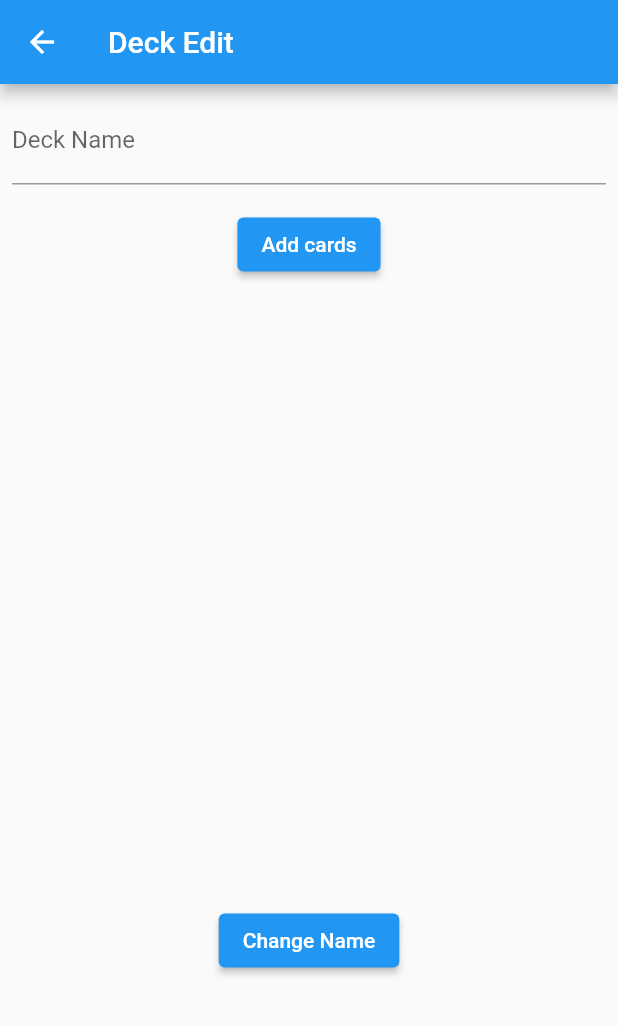
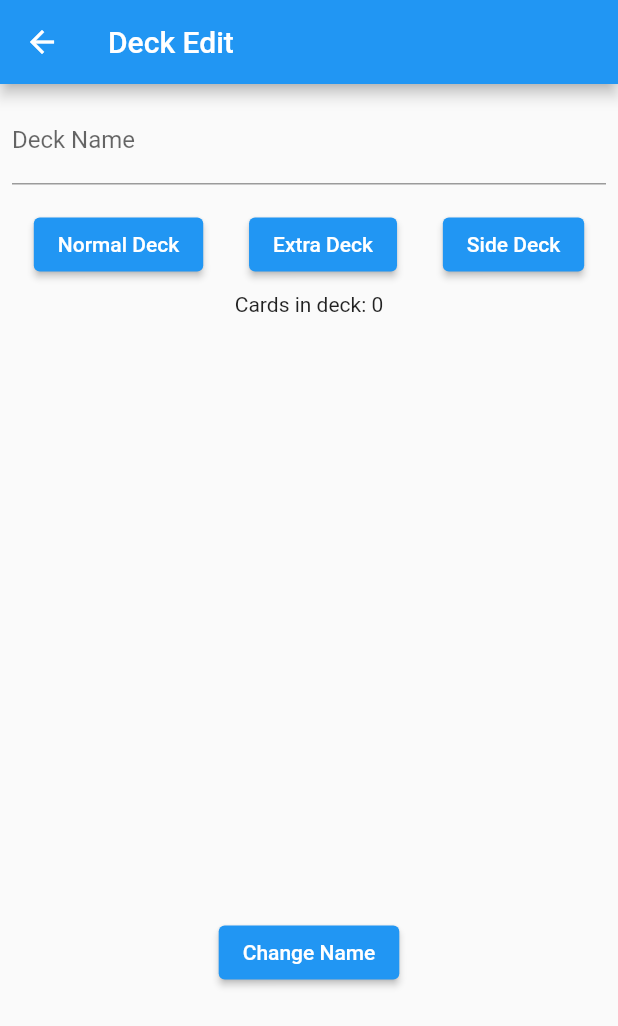
Before and after one commit to Adrianzctpa/yugioh_flutter_app, a Flutter app: the DeckEditScreen screen opened directly with empty values, on a phone screen of 412 x 824 dp. Shown: the top 1026 px of the screen. Run offline on Flutter 3.47's test engine with Material 2 defaults, Android fonts, the light colour scheme and no system bars; our stand-ins replace sqflite; accounts and stored records are empty.

Commit message:
Support for extra and side deck

```diff
--- /dev/null
+++ b/lib/components/cards_preview.dart
@@ -0,0 +1,58 @@
+import 'package:flutter/material.dart';
+import 'package:yugioh_flutter_app/components/deck_edit.dart';
+import 'package:yugioh_flutter_app/models/deck.dart';
+import 'package:yugioh_flutter_app/models/ygo_card.dart';
+
+class CardsPreview extends StatefulWidget {
+  final Deck deck;
+  final List<YgoCard> cards;
+
+  const CardsPreview({Key? key, required this.deck, required this.cards}) : super(key: key);
+
+  @override
+  State<CardsPreview> createState() => _CardsPreviewState();
+}
+
+class _CardsPreviewState extends State<CardsPreview> {
+
+  List<Map<String, dynamic>> _showCardsAsTxt(List<YgoCard> cards) {
+    Map<String, int> cardMap = {};
+
+    for (final c in cards) {
+      if (cardMap.containsKey(c.cardName)) {
+        cardMap[c.cardName] = cardMap[c.cardName]! + 1;
+      } else {
+        cardMap[c.cardName] = 1;
+      }
+    }
+
+    List<Map<String, dynamic>> cardWidgets = [];
+
+    cardMap.forEach((key, value) {
+      cardWidgets.add({'card': cards.firstWhere((element) => element.cardName == key), 'text': '$key: ${value}x'});
+    });
+
+    return cardWidgets;
+  }
+
+  @override
+  Widget build(BuildContext context) {
+    final texts = _showCardsAsTxt(widget.cards);
+    return Column(
+      children: [
+        if (widget.cards.isNotEmpty || widget.deck.cards != null)
+          Text('Cards in deck: ${widget.cards.length}')
+        else
+          const Text('Cards in deck: 0'),
+        SingleChildScrollView(
+          child: SizedBox(
+            height: 400,
+            child: DeckEdit(
+              deck: widget.deck, texts: texts
+            )
+          )
+        )
+      ]
+    );
+  }
+}
--- a/lib/components/deck_form.dart
+++ b/lib/components/deck_form.dart
@@ -1,6 +1,6 @@
 import 'package:flutter/material.dart';
 import 'package:provider/provider.dart';
-import 'package:yugioh_flutter_app/components/deck_edit.dart';
+import 'package:yugioh_flutter_app/components/cards_preview.dart';
 import 'package:yugioh_flutter_app/models/deck.dart';
 import 'package:yugioh_flutter_app/models/ygo_card.dart';
 import 'package:yugioh_flutter_app/providers/decks_provider.dart';
@@ -15,36 +15,23 @@ class DeckForm extends StatefulWidget {
 }
 
 class _DeckFormState extends State<DeckForm> {
+  List<YgoCard>? _cards = [];
   final TextEditingController _deckNameController = TextEditingController();
-
-  List<Map<String, dynamic>> _showCardsAsTxt(List<YgoCard> cards) {
-    Map<String, int> cardMap = {};
-
-    for (final c in cards) {
-      if (cardMap.containsKey(c.cardName)) {
-        cardMap[c.cardName] = cardMap[c.cardName]! + 1;
-      } else {
-        cardMap[c.cardName] = 1;
-      }
-    }
-
-    List<Map<String, dynamic>> cardWidgets = [];
-
-    cardMap.forEach((key, value) {
-      cardWidgets.add({'card': cards.firstWhere((element) => element.cardName == key), 'text': '$key: ${value}x'});
-    });
-
-    return cardWidgets;
-  }
-
 
   @override
   Widget build(BuildContext context) {
+    Map<String, List<YgoCard>?> cardsMap = {};
+    Deck? deck = widget.deck;
     final prov = Provider.of<Decks>(context, listen: true);
     final text = widget.text;
-    Deck? deck = widget.deck;
 
-    final List<Map<String, dynamic>> texts = deck != null ? _showCardsAsTxt(deck.cards!) : [];
+    if (deck != null) {
+      cardsMap = {
+        'main': deck.cards,
+        'extra': deck.eDeck,
+        'side': deck.sDeck
+      };
+    }
 
     return SingleChildScrollView(
       child: Column(
@@ -61,28 +48,51 @@ class _DeckFormState extends State<DeckForm> {
             if (deck != null)
               Column(
                 children: [
+                  Row(
+                    mainAxisAlignment: MainAxisAlignment.spaceEvenly,
+                    children: [
                       Padding(
                         padding: const EdgeInsets.all(8.0),
                         child: ElevatedButton(
                           onPressed: () {
-                        Navigator.of(context).pushNamed('/cards', arguments: deck);
+                            setState(() {
+                              _cards = cardsMap['main'];
+                            });
                           },
-                      child: const Text('Add cards')
+                          child: const Text('Normal Deck')
                         ),
-                  ),
-                  SingleChildScrollView(
-                    child: SizedBox(
-                      height: 400,
-                      child: DeckEdit(
-                        deck: deck, texts: texts
-                      )
-                    )
-                  )
-                ],
                       ),
                       Padding(
                         padding: const EdgeInsets.all(8.0),
                         child: ElevatedButton(
+                          onPressed: () {
+                            setState(() {
+                              _cards = cardsMap['extra'];
+                            });
+                          },
+                          child: const Text('Extra Deck')
+                        ),
+                      ),
+                      Padding(
+                        padding: const EdgeInsets.all(8.0),
+                        child: ElevatedButton(
+                          onPressed: () {
+                            setState(() {
+                              _cards = cardsMap['side'];
+                            });
+                          },
+                          child: const Text('Side Deck')
+                        ),
+                      ),
+                    ],
+                  ),
+                  if (_cards == null)
+                    const Text('Cards in deck: 0')
+                  else
+                    CardsPreview(deck: deck, cards: _cards!)
+                ],
+              ),
+            ElevatedButton(
               onPressed: () {
                 if (deck != null) {
                   final provDeck = Deck(id: deck.id, name: _deckNameController.text, cards: deck.cards);
@@ -94,7 +104,6 @@ class _DeckFormState extends State<DeckForm> {
               },
               child: Text(text)
             ),
-            ),
         ]
       ),
     );
--- a/lib/constants/card_constants.dart
+++ b/lib/constants/card_constants.dart
@@ -15,6 +15,13 @@ class Constants {
     'Top-Left',
     'Top',
     'Top-Right'
+  ];
+
+  static const extraDeckSummons = [
+    'Fusion',
+    'Synchro',
+    'XYZ',
+    'Link',
   ];
 
   static const typeList = [
--- a/lib/models/deck.dart
+++ b/lib/models/deck.dart
@@ -6,15 +6,35 @@ class Deck {
   final int id;
   final String name;
   List<YgoCard>? cards;
+  List<YgoCard>? eDeck;
+  List<YgoCard>? sDeck;
 
-  Deck({required this.id, required this.name, this.cards});
+  Deck({required this.id, required this.name, this.cards, this.eDeck, this.sDeck});
 
   factory Deck.fromJson(Map<String, dynamic> json) {
-    final cards = json['cards'] != null ? List<YgoCard>.from(jsonDecode(json['cards']).map((x) => YgoCard.fromJson(x))) : null;
+    final newJson = {};
+
+    for (var entry in json.entries) {
+      final key = entry.key;
+      final value = entry.value;
+
+      if (value == 'null') {
+        newJson[key] = null;
+      } else {
+        newJson[key] = value;
+      }
+    }
+
+    final cards = newJson['cards'] != null ? List<YgoCard>.from(jsonDecode(newJson['cards']).map((x) => YgoCard.fromJson(x))) : null;
+    final eDeck = newJson['eDeck'] != null ? List<YgoCard>.from(jsonDecode(newJson['eDeck']).map((x) => YgoCard.fromJson(x))) : null;
+    final side = newJson['sDeck'] != null ? List<YgoCard>.from(jsonDecode(newJson['sDeck']).map((x) => YgoCard.fromJson(x))) : null;
+
     return Deck(
-      id: json['id'],
-      name: json['name'],
+      id: newJson['id'],
+      name: newJson['name'],
       cards: cards,
+      eDeck: eDeck,
+      sDeck: side,
     );
   }
 
@@ -23,6 +43,8 @@ class Deck {
       'id': id,
       'name': name,
       'cards': cards != null ? List<dynamic>.from(cards!.map((x) => x.toJson())) : null,
+      'eDeck': eDeck != null ? List<dynamic>.from(eDeck!.map((x) => x.toJson())) : null,
+      'sDeck': sDeck != null ? List<dynamic>.from(sDeck!.map((x) => x.toJson())) : null,
     };
   }
 }
--- a/lib/utils/db_util.dart
+++ b/lib/utils/db_util.dart
@@ -35,7 +35,7 @@ class DBUtil {
       );
       await db.execute(
         '''
-        CREATE TABLE decks (id INTEGER NOT NULL, name TEXT, cards TEXT []);
+        CREATE TABLE decks (id INTEGER NOT NULL, name TEXT, cards TEXT [], eDeck TEXT [], sDeck TEXT []);
         '''
       );
     });
@@ -50,6 +50,8 @@ class DBUtil {
         'id': deck.id,
         'name': deck.name,
         'cards': deck.cards,
+        'eDeck': deck.eDeck,
+        'sDeck': deck.sDeck,
       },
       conflictAlgorithm: sql.ConflictAlgorithm.replace,
     );
@@ -96,6 +98,8 @@ class DBUtil {
         'id': deck.id,
         'name': deck.name,
         'cards': jsonEncode(deck.cards),
+        'eDeck': jsonEncode(deck.eDeck),
+        'sDeck': jsonEncode(deck.sDeck),
       },
       where: 'id = ?',
       whereArgs: [deck.id],
```
Also changed, not shown: lib/providers/decks_provider.dart (+52 -21 lines), lib/screens/details_screen.dart (+4 -5 lines). Lines whose indentation alone changed are shown as unchanged.
